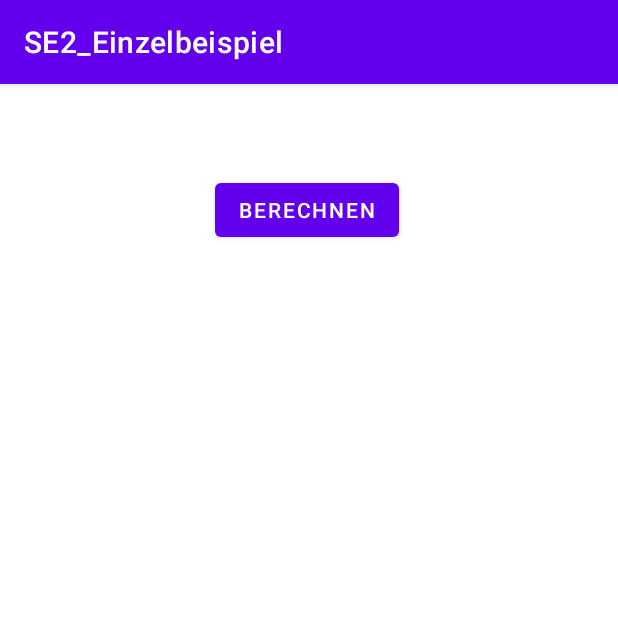
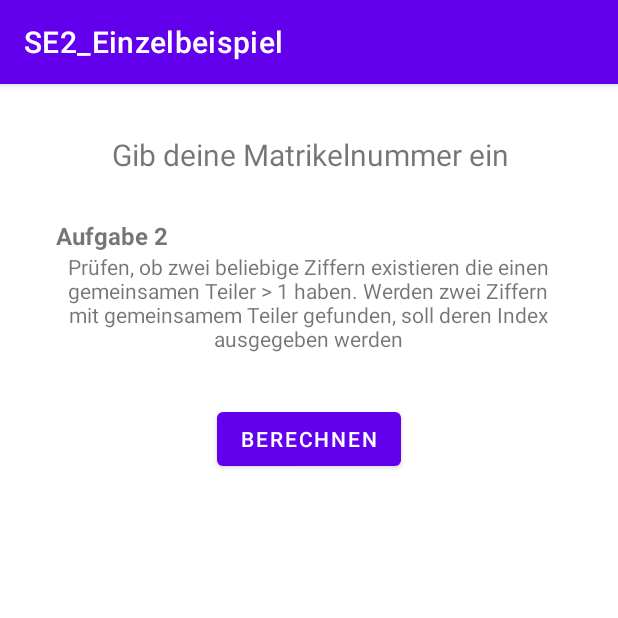
Before and after one commit to SabrinaMuh/SE2_Einzelbeispiel, an Android app: the screen it shows after launch (CalculateActivity), after a tap on "WEITER", on a phone screen of 412 x 824 dp, the top half of it. Run offline under Robolectric (Android 15) with nearby library versions, the phone set to English and light mode, and no system bars; 1 other tap on this screen came first.

Commit message:
Prepare for calculation

```diff
--- a/app/src/main/java/com/example/se2_einzelbeispiel/CalculateActivity.java
+++ b/app/src/main/java/com/example/se2_einzelbeispiel/CalculateActivity.java
@@ -1,6 +1,7 @@
 package com.example.se2_einzelbeispiel;
 
 import android.os.Bundle;
+import android.widget.TextView;
 
 import androidx.appcompat.app.AppCompatActivity;
 
@@ -9,5 +10,15 @@ public class CalculateActivity extends AppCompatActivity {
     protected void onCreate(Bundle savedInstanceState) {
         super.onCreate(savedInstanceState);
         setContentView(R.layout.calculate);
+
+        Bundle extra = getIntent().getExtras();
+        if (extra != null) {
+            String mnr = extra.getString("mnr");
+            TextView textViewMNr = (TextView) findViewById(R.id.textViewMNr);
+            textViewMNr.setText(mnr);
+        }
+
+        //Aufgabe 2
+
     }
 }
--- a/app/src/main/java/com/example/se2_einzelbeispiel/MainActivity.java
+++ b/app/src/main/java/com/example/se2_einzelbeispiel/MainActivity.java
@@ -41,6 +41,7 @@ class MatrikelnrThread extends Thread{
 }
 
 public class MainActivity extends AppCompatActivity {
+    EditText mnrText;
 
     @Override
     protected void onCreate(Bundle savedInstanceState) {
@@ -59,7 +60,7 @@ public class MainActivity extends AppCompatActivity {
         buttonSend.setOnClickListener(new View.OnClickListener() {
             @Override
             public void onClick(View v) {
-                EditText mnrText = (EditText) findViewById(R.id.editTextMatrikelNR);
+                mnrText = (EditText) findViewById(R.id.editTextMatrikelNR);
                 TextView answer = (TextView) findViewById(R.id.textViewAnswer);
                 String mnr = mnrText.getText().toString();
 
@@ -81,6 +82,7 @@ public class MainActivity extends AppCompatActivity {
 
     private void switchActivity(){
         Intent intent = new Intent(this, CalculateActivity.class);
+        intent.putExtra("mnr", mnrText.getText().toString());
         startActivity(intent);
     }
 }
--- a/app/src/main/res/layout/calculate.xml
+++ b/app/src/main/res/layout/calculate.xml
@@ -10,10 +10,48 @@
         android:layout_width="wrap_content"
         android:layout_height="wrap_content"
         android:layout_marginStart="160dp"
-        android:layout_marginTop="60dp"
+        android:layout_marginTop="9dp"
         android:layout_marginEnd="163dp"
         android:text="Berechnen"
         app:layout_constraintEnd_toEndOf="parent"
+        app:layout_constraintHorizontal_bias="0.461"
+        app:layout_constraintStart_toStartOf="parent"
+        app:layout_constraintTop_toBottomOf="@+id/textViewDescription" />
+
+    <TextView
+        android:id="@+id/textViewMNr"
+        android:layout_width="wrap_content"
+        android:layout_height="wrap_content"
+        android:layout_marginStart="177dp"
+        android:layout_marginTop="33dp"
+        android:layout_marginEnd="176dp"
+        android:text="TextView"
+        android:textSize="20sp"
+        app:layout_constraintEnd_toEndOf="parent"
+        app:layout_constraintStart_toStartOf="parent"
+        app:layout_constraintTop_toTopOf="parent" />
+
+    <TextView
+        android:id="@+id/textViewDescription"
+        android:layout_width="337dp"
+        android:layout_height="91dp"
+        android:layout_marginStart="36dp"
+        android:layout_marginEnd="37dp"
+        android:text="Prüfen, ob zwei beliebige Ziffern existieren die einen  gemeinsamen Teiler > 1 haben. Werden zwei Ziffern  mit gemeinsamem Teiler gefunden, soll deren Index  ausgegeben werden"
+        android:textAlignment="center"
+        app:layout_constraintEnd_toEndOf="parent"
+        app:layout_constraintStart_toStartOf="parent"
+        app:layout_constraintTop_toBottomOf="@+id/textView3" />
+
+    <TextView
+        android:id="@+id/textView3"
+        android:layout_width="wrap_content"
+        android:layout_height="wrap_content"
+        android:layout_marginStart="37dp"
+        android:layout_marginTop="90dp"
+        android:text="Aufgabe 2"
+        android:textSize="16sp"
+        android:textStyle="bold"
         app:layout_constraintStart_toStartOf="parent"
         app:layout_constraintTop_toTopOf="parent" />
 </androidx.constraintlayout.widget.ConstraintLayout>
```
